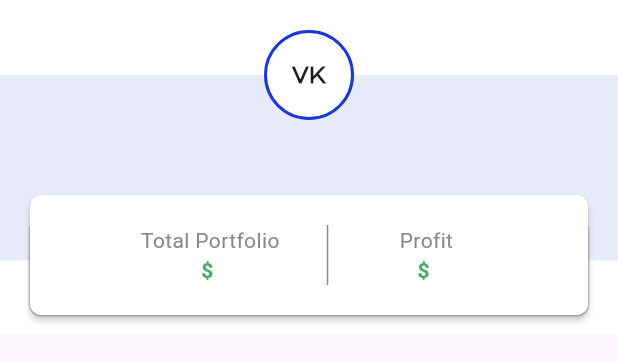
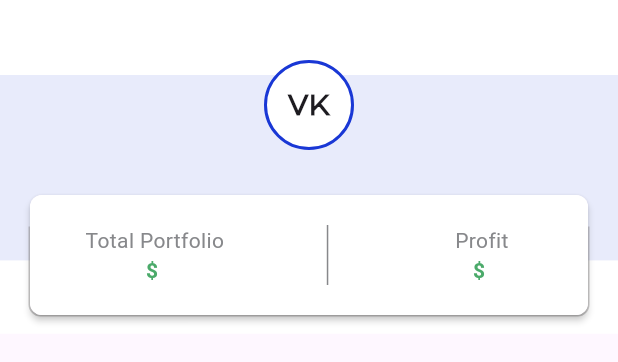
Before and after one commit to vrshah00007/omega_flutter_app, a Flutter app: what profileDetailStackWidget() shows on an empty page, opened directly, on a phone screen of 412 x 824 dp. Shown: the top 362 px of the screen. Run offline on Flutter 3.47's test engine with Material 2 defaults, Android fonts, the phone set to English and light mode, and no system bars; our stand-ins replace connectivity_plus, flutter_svg, fluttertoast, get, google_fonts, hive and 2 more; accounts and stored records are empty; network calls fail; Roboto replaces fonts that are missing (arial-cufonfonts); project files that could hold a hidden picture were left out.

Commit message:
New changes

```diff
--- a/lib/api_helper/api_helper.dart
+++ b/lib/api_helper/api_helper.dart
@@ -6,7 +6,8 @@ import 'package:shared_preferences/shared_preferences.dart';
 
 import 'api_exception.dart';
 
-const String baseUrl = "https://growfxtrade.com/trade_api/";
+  // const String baseUrl = "https://omegafxtrade.com/trade_api/";
+  const String baseUrl = "https://growfxtrade.com/trade_api/";
 
 class ApiBaseHelper {
   Future<dynamic> get(
--- a/lib/screens/dashboard/data/watch_list_api_request.dart
+++ b/lib/screens/dashboard/data/watch_list_api_request.dart
@@ -114,7 +114,7 @@ class BuySellApi {
       String amount, String ask, String total) async {
     var headers = {'Content-Type': 'application/x-www-form-urlencoded'};
     var request = http.Request(
-        'POST', Uri.parse('https://growfxtrade.com/trade_api/buy-sell.php'));
+        'POST', Uri.parse('https://omegafxtrade.com/trade_api/buy-sell.php'));
     request.bodyFields = {
       'buy_sell': buySell,
       'currency_id': currency_id,
@@ -148,7 +148,7 @@ class SellOrderApi {
   Future<void> sellApi(String id, String qty) async {
     var headers = {'Content-Type': 'application/x-www-form-urlencoded'};
     var request = http.Request(
-        'POST', Uri.parse('https://growfxtrade.com/trade_api/sell.php'));
+        'POST', Uri.parse('https://omegafxtrade.com/trade_api/sell.php'));
     request.bodyFields = {
       'id': id,
       'qty': qty,
--- a/lib/screens/dashboard/widget/bottom_navigation_bar.dart
+++ b/lib/screens/dashboard/widget/bottom_navigation_bar.dart
@@ -71,12 +71,12 @@ class CustomBottomNavigationBar extends StatelessWidget {
     return BottomNavigationBarItem(
       activeIcon: SvgPicture.asset(
         icon ?? "",
-        height: 20,
+        height: 26,
         color: activeIconBlueColor,
       ),
       icon: SvgPicture.asset(
         icon ?? '',
-        height: 20,
+        height: 26,
         color: iconGreyColor,
       ),
       label: label,
--- a/lib/screens/invest/data/invest_money_api_service.dart
+++ b/lib/screens/invest/data/invest_money_api_service.dart
@@ -39,7 +39,7 @@ class InvestMoneyApiService {
 class updatWalletImage {
   Future<void> updateImage(String path, String walletID) async {
     var request = http.MultipartRequest('POST',
-        Uri.parse('https://growfxtrade.com/trade_api/update_wallet_img.php'));
+        Uri.parse('https://omegafxtrade.com/trade_api/update_wallet_img.php'));
     request.fields.addAll({'wallet_transaction_id': walletID.toString()});
     request.files.add(await http.MultipartFile.fromPath('image', path));
 
@@ -61,7 +61,7 @@ class WIthdrawMoneyAPiService {
     var responseJson;
     try {
       final response = await http.post(
-        Uri.parse("https://growfxtrade.com/trade_api/withdraw.php"),
+        Uri.parse("https://omegafxtrade.com/trade_api/withdraw.php"),
         body: {
           'amount': amount,
           'type': type,
--- a/lib/screens/invest/view/invest_screen.dart
+++ b/lib/screens/invest/view/invest_screen.dart
@@ -243,7 +243,7 @@ class ReplacementWidgetInvest extends StatelessWidget {
                       ),
                       borderRadius: BorderRadius.circular(10)),
                   child: Image.network(
-                      "https://growfxtrade.com/${controller.getUpiResponseModel.value.image}",
+                      "https://omegafxtrade.com/${controller.getUpiResponseModel.value.image}",
                       errorBuilder: (context, error, stackTrace) {
                     return const SizedBox(
                       height: 200,
--- a/lib/screens/profile/widget/profile_detail_card_widget.dart
+++ b/lib/screens/profile/widget/profile_detail_card_widget.dart
@@ -25,8 +25,8 @@ class ProfileDetailCard extends StatelessWidget {
       children: [
         Positioned(
           top: 30,
-          left: 7,
-          right: 7,
+          left: 2,
+          right: 2,
           child: Container(
               width: Get.width,
               height: 46,
@@ -38,7 +38,7 @@ class ProfileDetailCard extends StatelessWidget {
         ),
         Container(
           // height: 60,
-          margin: const EdgeInsets.symmetric(horizontal: 8, vertical: 2),
+          margin: const EdgeInsets.symmetric(horizontal: 4, vertical: 2),
           decoration: BoxDecoration(
               color: Colors.white, borderRadius: BorderRadius.circular(8)),
           child: ListTile(
--- a/lib/screens/profile/widget/profile_detail_stack_widget.dart
+++ b/lib/screens/profile/widget/profile_detail_stack_widget.dart
@@ -9,12 +9,11 @@ Stack profileDetailStackWidget(ProfileDetailModelResponse model) {
   return Stack(
     children: [
       Container(
-        height: Get.height * 0.27,
-        width: Get.width,
-        decoration: const BoxDecoration(
-          color: Colors.white,
-        )
-      ),
+          height: Get.height * 0.27,
+          width: Get.width,
+          decoration: const BoxDecoration(
+            color: Colors.white,
+          )),
       Positioned(
         top: 50,
         child: Container(
@@ -26,7 +25,7 @@ Stack profileDetailStackWidget(ProfileDetailModelResponse model) {
         ),
       ),
       Positioned(
-        top: 20,
+        top: 40,
         // left: 100,
         // right: 100,
         child: SizedBox(
@@ -43,13 +42,13 @@ Stack profileDetailStackWidget(ProfileDetailModelResponse model) {
               ),
               alignment: Alignment.center,
               child: const Text("VK",
-                  style: TextStyle(fontSize: 16, fontWeight: FontWeight.bold)),
+                  style: TextStyle(fontSize: 20, fontWeight: FontWeight.w900)),
             ),
           ),
         ),
       ),
       Positioned(
-          top: 90,
+          top: 100,
           // left: 100,
           // right: 100,
           child: SizedBox(
@@ -94,7 +93,7 @@ Stack profileDetailStackWidget(ProfileDetailModelResponse model) {
                       borderRadius: BorderRadius.circular(8)),
                   child: Row(
                     // mainAxisAlignment: MainAxisAlignment.center,
-                    mainAxisAlignment: MainAxisAlignment.center,
+                    mainAxisAlignment: MainAxisAlignment.spaceEvenly,
                     children: [
                       Padding(
                         padding: const EdgeInsets.symmetric(
--- a/lib/screens/sign_in_screen/data/sign_up_api_service.dart
+++ b/lib/screens/sign_in_screen/data/sign_up_api_service.dart
@@ -14,7 +14,7 @@ class SignUpApiService {
     var responseJson;
     // var headers = {'Content-Type': 'application/x-www-form-urlencoded'};
     final response = await http.post(
-        Uri.parse('https://growfxtrade.com/trade_api/registers.php'),
+        Uri.parse('https://omegafxtrade.com/trade_api/registers.php'),
         body: {
           'user_name': requestModel.userName ?? "",
           'email': requestModel.email ?? "",
--- a/lib/utils/icon_image_path.dart
+++ b/lib/utils/icon_image_path.dart
@@ -10,7 +10,7 @@ class ImageConstants {
   static const String iconIFSCCOde =
       "assets/profile_detail_icon/🦆 icon _receipt_.svg";
   static const String iconPanCard =
-      "assets/profile_detail_icon/🦆 icon _user square_.svg";
+      "assets/splash/cardpos.svg";
   static const String iconAdhaarCard =
       "assets/profile_detail_icon/🦆 icon _document text_.svg";
 }
```
Also changed, not shown: lib/screens/splash/view/splash.dart (+8 -3 lines), assets/splash/Chart.svg (added), assets/splash/Chart1.svg (added), assets/splash/Final One.png (added), assets/splash/Group 36.svg (added), assets/splash/cardpos.svg (added), 2 other files.
